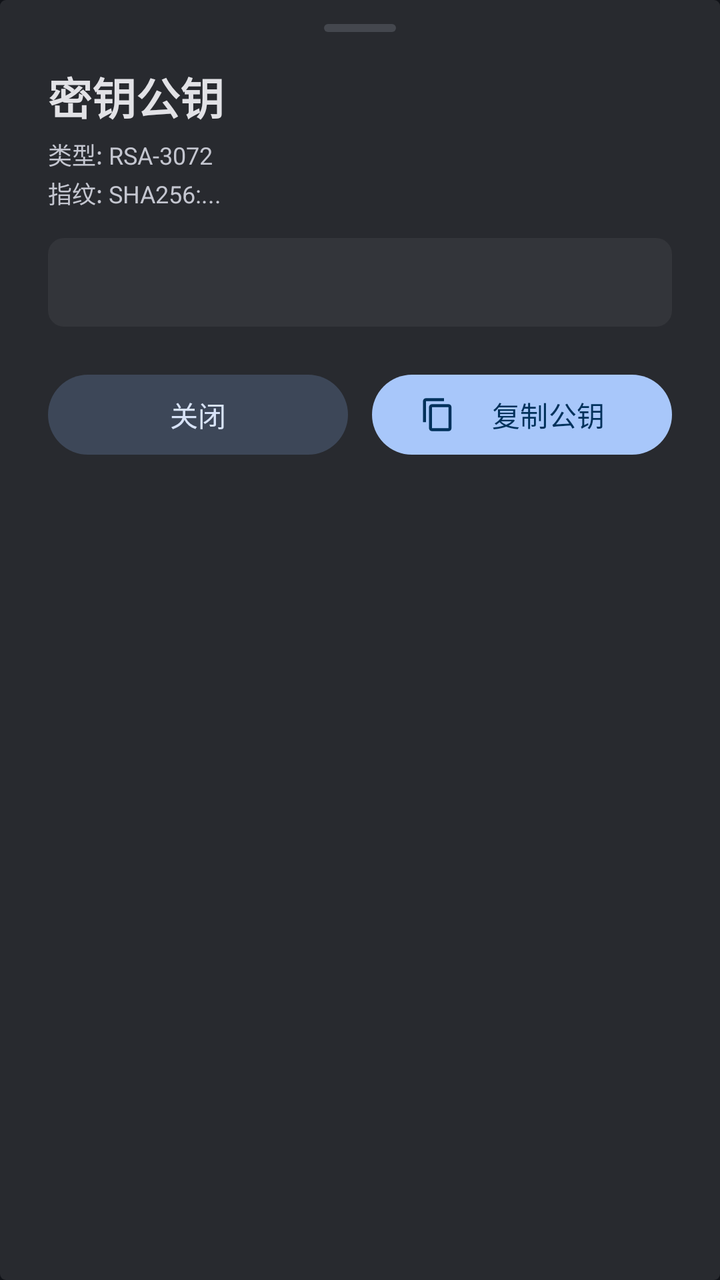
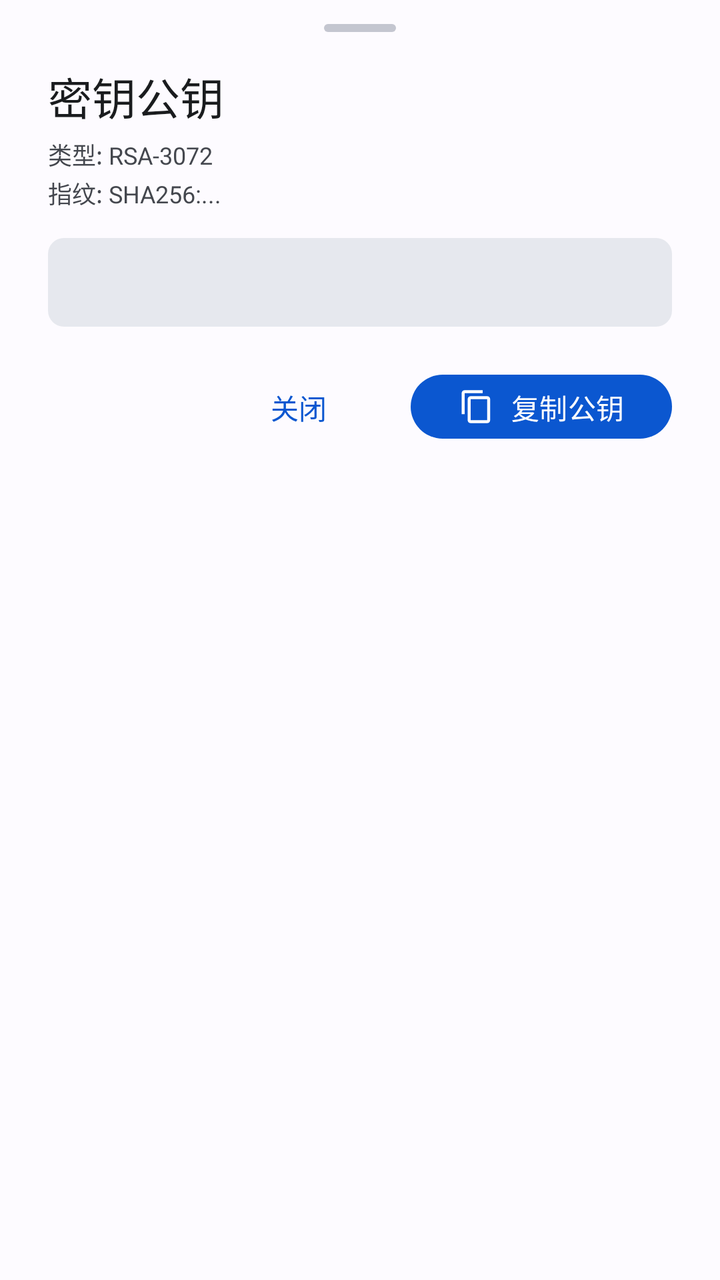

Compare the two renders of this Android layout. The source of the first and the diff that turns it into the second are given below.
<!-- AndroidManifest.xml: application theme AppTheme -->
<!-- res/layout/dialog_key_detail.xml -->
<?xml version="1.0" encoding="utf-8"?>
<LinearLayout
    xmlns:android="http://schemas.android.com/apk/res/android"
    xmlns:app="http://schemas.android.com/apk/res-auto"
    android:layout_width="match_parent"
    android:layout_height="wrap_content"
    android:background="@drawable/bg_drag_handle"
    android:backgroundTint="@color/md_theme_surfaceContainerHigh"
    android:orientation="vertical"
    android:paddingStart="24dp"
    android:paddingTop="12dp"
    android:paddingEnd="24dp"
    android:paddingBottom="24dp">

    
    <View
        android:layout_width="36dp"
        android:layout_height="4dp"
        android:layout_gravity="center_horizontal"
        android:layout_marginBottom="16dp"
        android:background="@drawable/bg_drag_handle" />

    <TextView
        android:id="@+id/tv_detail_key_name"
        android:layout_width="match_parent"
        android:layout_height="wrap_content"
        android:text="密钥公钥"
        android:textColor="@color/md_theme_onSurface"
        android:textSize="22sp"
        android:textStyle="bold"
        android:fontFamily="sans-serif-medium" />

    <TextView
        android:id="@+id/tv_detail_key_info"
        android:layout_width="match_parent"
        android:layout_height="wrap_content"
        android:layout_marginTop="4dp"
        android:layout_marginBottom="14dp"
        android:text="类型: RSA-3072\n指纹: SHA256:..."
        android:textColor="@color/md_theme_onSurfaceVariant"
        android:textSize="12sp"
        android:lineSpacingExtra="2dp" />

    
    <FrameLayout
        android:layout_width="match_parent"
        android:layout_height="wrap_content"
        android:background="@drawable/bg_chip_tag"
        android:backgroundTint="@color/md_theme_surfaceContainerHighest"
        android:padding="14dp">

        <TextView
            android:id="@+id/tv_detail_pubkey"
            android:layout_width="match_parent"
            android:layout_height="wrap_content"
            android:fontFamily="monospace"
            android:maxLines="8"
            android:scrollbars="vertical"
            android:textIsSelectable="true"
            android:textColor="@color/md_theme_onSurface"
            android:textSize="12sp"
            android:lineSpacingExtra="3dp" />
    </FrameLayout>

    
    <LinearLayout
        android:layout_width="match_parent"
        android:layout_height="wrap_content"
        android:layout_marginTop="20dp"
        android:orientation="horizontal">

        <com.google.android.material.button.MaterialButton
            android:id="@+id/btn_close_detail"
            style="@style/Widget.Material3.Button.TonalButton"
            android:layout_width="0dp"
            android:layout_height="48dp"
            android:layout_weight="1"
            android:text="关闭"
            android:textColor="@color/md_theme_onSecondaryContainer"
            app:cornerRadius="24dp" />

        <com.google.android.material.button.MaterialButton
            android:id="@+id/btn_copy_pubkey"
            style="@style/Widget.Material3.Button"
            android:layout_width="0dp"
            android:layout_height="48dp"
            android:layout_marginStart="12dp"
            android:layout_weight="1"
            android:text="复制公钥"
            android:textColor="@color/md_theme_onPrimary"
            app:icon="@drawable/ic_content_copy"
            app:iconTint="@color/md_theme_onPrimary"
            app:backgroundTint="@color/md_theme_primary"
            app:cornerRadius="24dp" />
    </LinearLayout>

</LinearLayout>
<!-- resources referenced by this layout -->
<resources>
  <color name="md_theme_onPrimary">#00315B</color>
  <color name="md_theme_onSecondaryContainer">#D8E3F8</color>
  <color name="md_theme_onSurface">#E2E2E6</color>
  <color name="md_theme_onSurfaceVariant">#C4C6D0</color>
  <color name="md_theme_primary">#A8C7FA</color>
  <color name="md_theme_surfaceContainerHigh">#282A2F</color>
  <color name="md_theme_surfaceContainerHighest">#33353A</color>
  <!-- drawable bg_chip_tag (drawable) -->
  <?xml version="1.0" encoding="utf-8"?>
  <shape xmlns:android="http://schemas.android.com/apk/res/android"
      android:shape="rectangle">
      <corners android:radius="8dp" />
      <solid android:color="@color/md_theme_surfaceContainerHighest" />
      <padding android:left="8dp" android:top="3dp" android:right="8dp" android:bottom="3dp" />
  </shape>
  <!-- drawable bg_drag_handle (drawable) -->
  <?xml version="1.0" encoding="utf-8"?>
  <shape xmlns:android="http://schemas.android.com/apk/res/android"
      android:shape="rectangle">
      <corners android:radius="3dp" />
      <solid android:color="@color/md_theme_outlineVariant" />
      <size android:width="36dp" android:height="4dp" />
  </shape>
  <style name="AppTheme" parent="Theme.Material3.DayNight.NoActionBar">
          <item name="colorPrimary">@color/md_theme_primary</item>
          <item name="colorOnPrimary">@color/md_theme_onPrimary</item>
          <item name="colorPrimaryContainer">@color/md_theme_primaryContainer</item>
          <item name="colorOnPrimaryContainer">@color/md_theme_onPrimaryContainer</item>
  
          <item name="colorSecondary">@color/md_theme_secondary</item>
          <item name="colorOnSecondary">@color/md_theme_onSecondary</item>
          <item name="colorSecondaryContainer">@color/md_theme_secondaryContainer</item>
          <item name="colorOnSecondaryContainer">@color/md_theme_onSecondaryContainer</item>
  
          <item name="colorTertiary">@color/md_theme_tertiary</item>
          <item name="colorOnTertiary">@color/md_theme_onTertiary</item>
          <item name="colorTertiaryContainer">@color/md_theme_tertiaryContainer</item>
          <item name="colorOnTertiaryContainer">@color/md_theme_onTertiaryContainer</item>
  
          <item name="colorError">@color/md_theme_error</item>
          <item name="colorOnError">@color/md_theme_onError</item>
          <item name="colorErrorContainer">@color/md_theme_errorContainer</item>
          <item name="colorOnErrorContainer">@color/md_theme_onErrorContainer</item>
  
          <item name="colorSurface">@color/md_theme_surface</item>
          <item name="colorOnSurface">@color/md_theme_onSurface</item>
          <item name="colorSurfaceVariant">@color/md_theme_surfaceVariant</item>
          <item name="colorOnSurfaceVariant">@color/md_theme_onSurfaceVariant</item>
  
          <item name="colorOutline">@color/md_theme_outline</item>
          <item name="colorOutlineVariant">@color/md_theme_outlineVariant</item>
  
          <item name="android:colorBackground">@color/md_theme_background</item>
          <item name="android:statusBarColor">@android:color/transparent</item>
          <item name="android:navigationBarColor">@android:color/transparent</item>
          <item name="android:windowLightStatusBar">false</item>
  
          <item name="bottomSheetDialogTheme">@style/PixelBottomSheetDialogTheme</item>
          <item name="materialAlertDialogTheme">@style/PixelAlertDialogTheme</item>
      </style>
  <color name="md_theme_outlineVariant">#44474E</color>
  <color name="md_theme_primaryContainer">#004A77</color>
  <color name="md_theme_onPrimaryContainer">#C2E7FF</color>
  <color name="md_theme_secondary">#BCC7DB</color>
  <color name="md_theme_onSecondary">#263141</color>
  <color name="md_theme_secondaryContainer">#3D4758</color>
  <color name="md_theme_tertiary">#6DD58C</color>
  <color name="md_theme_onTertiary">#0A3818</color>
  <color name="md_theme_tertiaryContainer">#1E522D</color>
  <color name="md_theme_onTertiaryContainer">#A8F2B5</color>
  <color name="md_theme_error">#F2B8B5</color>
  <color name="md_theme_onError">#601410</color>
  <color name="md_theme_errorContainer">#8C1D18</color>
  <color name="md_theme_onErrorContainer">#F9DEDC</color>
  <color name="md_theme_surface">#111318</color>
  <color name="md_theme_surfaceVariant">#44474E</color>
  <color name="md_theme_outline">#8E9099</color>
  <color name="md_theme_background">#111318</color>
  <style name="PixelAlertDialogTheme" parent="ThemeOverlay.Material3.MaterialAlertDialog">
          <item name="shapeAppearance">@style/ShapeAppearance.Pixel.Dialog</item>
          <item name="colorSurface">@color/md_theme_surfaceContainerHigh</item>
      </style>
  <style name="PixelBottomSheetModalStyle" parent="Widget.Material3.BottomSheet.Modal">
          <item name="backgroundTint">@color/md_theme_surfaceContainerHigh</item>
          <item name="shapeAppearance">@style/ShapeAppearance.Pixel.BottomSheet</item>
      </style>
  <!-- unchanged entries left out for length: 4 -->
</resources>

<!-- the commit's change to res/layout/dialog_key_detail.xml (unified diff, before → after) -->
@@ -4,8 +4,6 @@
     xmlns:app="http://schemas.android.com/apk/res-auto"
     android:layout_width="match_parent"
     android:layout_height="wrap_content"
-    android:background="@drawable/bg_drag_handle"
-    android:backgroundTint="@color/md_theme_surfaceContainerHigh"
     android:orientation="vertical"
     android:paddingStart="24dp"
     android:paddingTop="12dp"
@@ -25,9 +23,8 @@
         android:layout_width="match_parent"
         android:layout_height="wrap_content"
         android:text="密钥公钥"
-        android:textColor="@color/md_theme_onSurface"
+        android:textColor="?attr/colorOnSurface"
         android:textSize="22sp"
-        android:textStyle="bold"
         android:fontFamily="sans-serif-medium" />
 
     <TextView
@@ -37,7 +34,7 @@
         android:layout_marginTop="4dp"
         android:layout_marginBottom="14dp"
         android:text="类型: RSA-3072\n指纹: SHA256:..."
-        android:textColor="@color/md_theme_onSurfaceVariant"
+        android:textColor="?attr/colorOnSurfaceVariant"
         android:textSize="12sp"
         android:lineSpacingExtra="2dp" />
 
@@ -46,7 +43,7 @@
         android:layout_width="match_parent"
         android:layout_height="wrap_content"
         android:background="@drawable/bg_chip_tag"
-        android:backgroundTint="@color/md_theme_surfaceContainerHighest"
+        android:backgroundTint="?attr/colorSurfaceContainerHighest"
         android:padding="14dp">
 
         <TextView
@@ -57,7 +54,7 @@
             android:maxLines="8"
             android:scrollbars="vertical"
             android:textIsSelectable="true"
-            android:textColor="@color/md_theme_onSurface"
+            android:textColor="?attr/colorOnSurface"
             android:textSize="12sp"
             android:lineSpacingExtra="3dp" />
     </FrameLayout>
@@ -67,31 +64,25 @@
         android:layout_width="match_parent"
         android:layout_height="wrap_content"
         android:layout_marginTop="20dp"
+        android:gravity="end"
         android:orientation="horizontal">
 
         <com.google.android.material.button.MaterialButton
             android:id="@+id/btn_close_detail"
-            style="@style/Widget.Material3.Button.TonalButton"
-            android:layout_width="0dp"
-            android:layout_height="48dp"
-            android:layout_weight="1"
-            android:text="关闭"
-            android:textColor="@color/md_theme_onSecondaryContainer"
-            app:cornerRadius="24dp" />
+            style="@style/Widget.Material3.Button.TextButton"
+            android:layout_width="wrap_content"
+            android:layout_height="40dp"
+            android:text="关闭" />
 
         <com.google.android.material.button.MaterialButton
             android:id="@+id/btn_copy_pubkey"
             style="@style/Widget.Material3.Button"
-            android:layout_width="0dp"
-            android:layout_height="48dp"
+            android:layout_width="wrap_content"
+            android:layout_height="40dp"
             android:layout_marginStart="12dp"
-            android:layout_weight="1"
             android:text="复制公钥"
-            android:textColor="@color/md_theme_onPrimary"
             app:icon="@drawable/ic_content_copy"
-            app:iconTint="@color/md_theme_onPrimary"
-            app:backgroundTint="@color/md_theme_primary"
-            app:cornerRadius="24dp" />
+            app:iconTint="?attr/colorOnPrimary" />
     </LinearLayout>
 
 </LinearLayout>
<!-- resource entries referenced after the edit -->
@@ -1,18 +1,19 @@
 <!-- resources referenced by this layout -->
 <resources>
-  <color name="md_theme_onPrimary">#00315B</color>
-  <color name="md_theme_onSecondaryContainer">#D8E3F8</color>
-  <color name="md_theme_onSurface">#E2E2E6</color>
-  <color name="md_theme_onSurfaceVariant">#C4C6D0</color>
-  <color name="md_theme_primary">#A8C7FA</color>
-  <color name="md_theme_surfaceContainerHigh">#282A2F</color>
-  <color name="md_theme_surfaceContainerHighest">#33353A</color>
+  <color name="md_theme_onPrimary">#FFFFFF</color>
+  <color name="md_theme_onSecondaryContainer">#131C2B</color>
+  <color name="md_theme_onSurface">#1A1C1E</color>
+  <color name="md_theme_onSurfaceVariant">#44474E</color>
+  <color name="md_theme_primary">#0B57D0</color>
+  <color name="md_theme_surfaceContainerHigh">#ECEEF4</color>
+  <color name="md_theme_surfaceContainerHighest">#E6E8EE</color>
+  <color name="md_theme_onBackground">#1A1C1E</color>
   <!-- drawable bg_chip_tag (drawable) -->
   <?xml version="1.0" encoding="utf-8"?>
   <shape xmlns:android="http://schemas.android.com/apk/res/android"
       android:shape="rectangle">
       <corners android:radius="8dp" />
-      <solid android:color="@color/md_theme_surfaceContainerHighest" />
+      <solid android:color="?attr/colorSurfaceContainerHighest" />
       <padding android:left="8dp" android:top="3dp" android:right="8dp" android:bottom="3dp" />
   </shape>
   <!-- drawable bg_drag_handle (drawable) -->
@@ -20,7 +21,7 @@
   <shape xmlns:android="http://schemas.android.com/apk/res/android"
       android:shape="rectangle">
       <corners android:radius="3dp" />
-      <solid android:color="@color/md_theme_outlineVariant" />
+      <solid android:color="?attr/colorOutlineVariant" />
       <size android:width="36dp" android:height="4dp" />
   </shape>
   <style name="AppTheme" parent="Theme.Material3.DayNight.NoActionBar">
@@ -48,42 +49,48 @@
           <item name="colorOnSurface">@color/md_theme_onSurface</item>
           <item name="colorSurfaceVariant">@color/md_theme_surfaceVariant</item>
           <item name="colorOnSurfaceVariant">@color/md_theme_onSurfaceVariant</item>
-  
+          <item name="colorSurfaceContainerLowest">@color/md_theme_surfaceContainerLowest</item>
+          <item name="colorSurfaceContainerLow">@color/md_theme_surfaceContainerLow</item>
+          <item name="colorSurfaceContainer">@color/md_theme_surfaceContainer</item>
+          <item name="colorSurfaceContainerHigh">@color/md_theme_surfaceContainerHigh</item>
+          <item name="colorSurfaceContainerHighest">@color/md_theme_surfaceContainerHighest</item>
+          <item name="colorOnBackground">@color/md_theme_onBackground</item>
           <item name="colorOutline">@color/md_theme_outline</item>
           <item name="colorOutlineVariant">@color/md_theme_outlineVariant</item>
   
-          <item name="android:colorBackground">@color/md_theme_background</item>
+          <item name="android:windowBackground">@color/md_theme_surface</item>
           <item name="android:statusBarColor">@android:color/transparent</item>
           <item name="android:navigationBarColor">@android:color/transparent</item>
-          <item name="android:windowLightStatusBar">false</item>
   
           <item name="bottomSheetDialogTheme">@style/PixelBottomSheetDialogTheme</item>
           <item name="materialAlertDialogTheme">@style/PixelAlertDialogTheme</item>
       </style>
-  <color name="md_theme_outlineVariant">#44474E</color>
-  <color name="md_theme_primaryContainer">#004A77</color>
-  <color name="md_theme_onPrimaryContainer">#C2E7FF</color>
-  <color name="md_theme_secondary">#BCC7DB</color>
-  <color name="md_theme_onSecondary">#263141</color>
-  <color name="md_theme_secondaryContainer">#3D4758</color>
-  <color name="md_theme_tertiary">#6DD58C</color>
-  <color name="md_theme_onTertiary">#0A3818</color>
-  <color name="md_theme_tertiaryContainer">#1E522D</color>
-  <color name="md_theme_onTertiaryContainer">#A8F2B5</color>
-  <color name="md_theme_error">#F2B8B5</color>
-  <color name="md_theme_onError">#601410</color>
-  <color name="md_theme_errorContainer">#8C1D18</color>
-  <color name="md_theme_onErrorContainer">#F9DEDC</color>
-  <color name="md_theme_surface">#111318</color>
-  <color name="md_theme_surfaceVariant">#44474E</color>
-  <color name="md_theme_outline">#8E9099</color>
-  <color name="md_theme_background">#111318</color>
+  <color name="md_theme_outlineVariant">#C4C6D0</color>
+  <color name="md_theme_primaryContainer">#D3E3FD</color>
+  <color name="md_theme_onPrimaryContainer">#041E49</color>
+  <color name="md_theme_secondary">#565E71</color>
+  <color name="md_theme_onSecondary">#FFFFFF</color>
+  <color name="md_theme_secondaryContainer">#DAE2F9</color>
+  <color name="md_theme_tertiary">#146C2E</color>
+  <color name="md_theme_onTertiary">#FFFFFF</color>
+  <color name="md_theme_tertiaryContainer">#C4EED0</color>
+  <color name="md_theme_onTertiaryContainer">#072711</color>
+  <color name="md_theme_error">#BA1A1A</color>
+  <color name="md_theme_onError">#FFFFFF</color>
+  <color name="md_theme_errorContainer">#FFDAD6</color>
+  <color name="md_theme_onErrorContainer">#410002</color>
+  <color name="md_theme_surface">#FDFBFF</color>
+  <color name="md_theme_surfaceVariant">#E1E2EC</color>
+  <color name="md_theme_surfaceContainerLowest">#FFFFFF</color>
+  <color name="md_theme_surfaceContainerLow">#F7F8FC</color>
+  <color name="md_theme_surfaceContainer">#F1F3F9</color>
+  <color name="md_theme_outline">#74777F</color>
   <style name="PixelAlertDialogTheme" parent="ThemeOverlay.Material3.MaterialAlertDialog">
           <item name="shapeAppearance">@style/ShapeAppearance.Pixel.Dialog</item>
-          <item name="colorSurface">@color/md_theme_surfaceContainerHigh</item>
+          <item name="colorSurface">?attr/colorSurfaceContainerHigh</item>
       </style>
   <style name="PixelBottomSheetModalStyle" parent="Widget.Material3.BottomSheet.Modal">
-          <item name="backgroundTint">@color/md_theme_surfaceContainerHigh</item>
+          <item name="backgroundTint">?attr/colorSurfaceContainerLow</item>
           <item name="shapeAppearance">@style/ShapeAppearance.Pixel.BottomSheet</item>
       </style>
   <!-- unchanged entries left out for length: 4 -->
